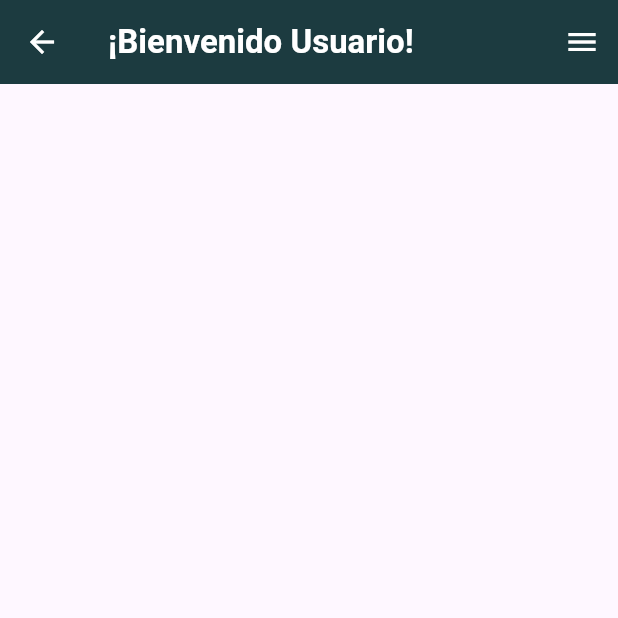
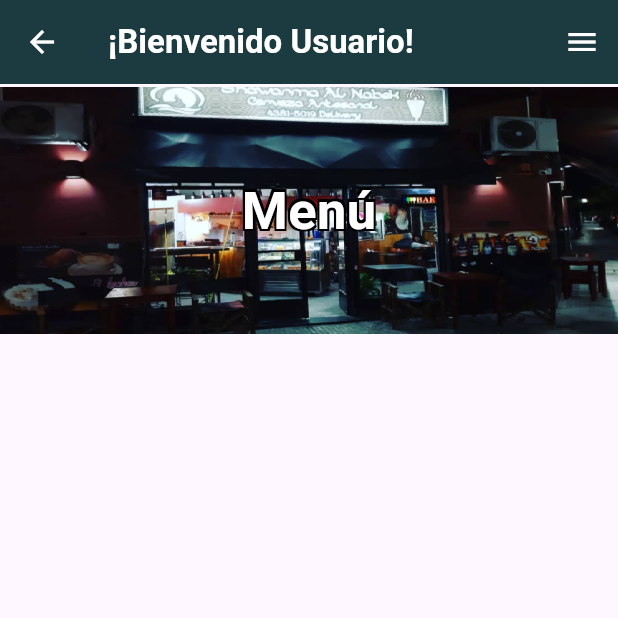
Before and after one commit to FerG0373/alnabekapp, a Flutter app: the HomeScreen screen opened by its route, on a phone screen of 412 x 824 dp, the top half of it. Run offline on Flutter 3.47's test engine with Material 3 defaults, Android fonts, the phone set to English and light mode, and no system bars.

Commit message:
Clase AppImageCards

```diff
--- /dev/null
+++ b/lib/components/imagecards.dart
@@ -0,0 +1,39 @@
+import 'package:alnabekapp/res/app_screensize.dart';
+import 'package:flutter/material.dart';
+import 'package:alnabekapp/res/app_colors.dart';
+import 'package:alnabekapp/res/app_imagespath.dart';
+
+class AppImageCards {
+
+  static const TextStyle textStyle = TextStyle(
+      shadows: [
+        Shadow(offset: Offset(-1.5, -1.5), color: Colors.black),
+        Shadow(offset: Offset(1.5, -1.5), color: Colors.black),
+        Shadow(offset: Offset(1.5, 1.5), color: Colors.black),
+        Shadow(offset: Offset(-1.5, 1.5), color: Colors.black),
+      ],
+      color: AppColors.cardText,
+      fontSize: 35,
+      fontWeight: FontWeight.bold,
+    );
+
+  // Método para insertar la imagen de menú en la pantalla.
+  static Widget insertarMenuCard(BuildContext context, String titulo) {
+    return Container(
+      decoration: BoxDecoration(
+        image: const DecorationImage(
+          image: AssetImage(AppImages.menu),
+          fit: BoxFit.cover,
+        ),
+      ),
+      width: AppScreenSize.getWidth(context) * 1,
+      height: AppScreenSize.getHeight(context) *  0.2,
+      child: Center(
+        child: Text(
+          titulo,
+          style: textStyle,
+        )
+      )
+    );
+  }
+}
--- a/lib/res/app_colors.dart
+++ b/lib/res/app_colors.dart
@@ -9,4 +9,5 @@ class AppColors {
   static const Color titleText = Color(0xFF1C3B40);
   static const Color appbarText = Color(0xFFFFFFFF);
   static const Color buttonText = Color(0xFF1C3B40);
+  static const Color cardText = Color(0xFFFFFFFF);
 }
--- a/lib/res/app_imagespath.dart
+++ b/lib/res/app_imagespath.dart
@@ -2,4 +2,5 @@ class AppImages {
   // Assets de la carpeta 'assets/img/'
   static const String portada = 'assets/img/portada.png';
   static const String logo = 'assets/img/logo.png';
+  static const String menu = 'assets/img/menu.png';
 }
--- a/lib/screens/src3_home.dart
+++ b/lib/screens/src3_home.dart
@@ -1,7 +1,6 @@
+import 'package:alnabekapp/components/imagecards.dart';
 import 'package:flutter/material.dart';
 import 'package:alnabekapp/components/appbars.dart';
-import 'package:alnabekapp/res/app_screenSize.dart';
-import 'package:alnabekapp/res/app_imagespath.dart';
 
 class HomeScreen extends StatefulWidget {
   const HomeScreen({super.key});
@@ -27,6 +26,7 @@ class _HomeScreenState extends State<HomeScreen> {
             // Espacio
             SizedBox(height: 2),
             // Menú
+            AppImageCards.insertarMenuCard(context, 'Menú'),
 
           ],
       )
```
Also changed, not shown: lib/components/imagecard.dart (deleted).
